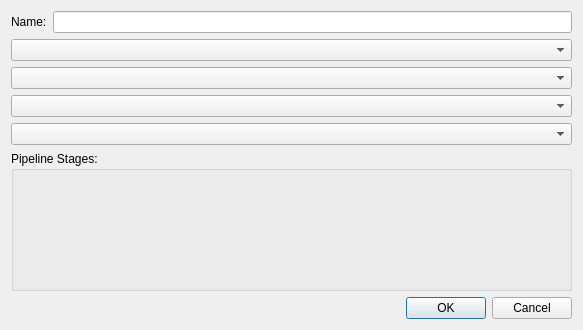
The window that instructioneditordialog.ui (Ty-Frame/Tomasulos-Algorithm) describes before a commit, drawn with Qt 5.
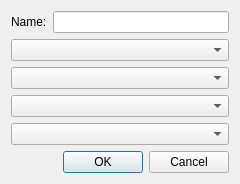
The same window after the commit.

Commit message: removing pipeline stages from user's view

The edit to the form file:
```diff
--- a/instructioneditordialog.ui
+++ b/instructioneditordialog.ui
@@ -6,8 +6,8 @@
    <rect>
     <x>0</x>
     <y>0</y>
-    <width>583</width>
-    <height>330</height>
+    <width>240</width>
+    <height>184</height>
    </rect>
   </property>
   <property name="windowTitle">
@@ -40,13 +40,6 @@
    <item>
     <widget class="QComboBox" name="memoryOptionsComboBox"/>
    </item>
-   <item>
-    <widget class="QGroupBox" name="pipelineStagesGroupBox">
-     <property name="title">
-      <string>Pipeline Stages:</string>
-     </property>
-    </widget>
-   </item>
    <item>
     <layout class="QHBoxLayout" name="horizontalLayout_2">
      <item>
```
The commit also changes 2 other files.
